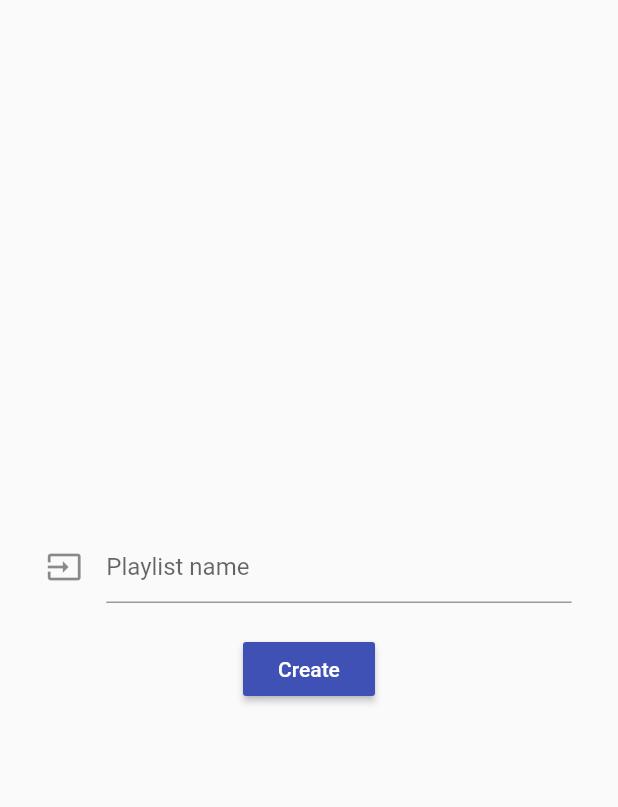
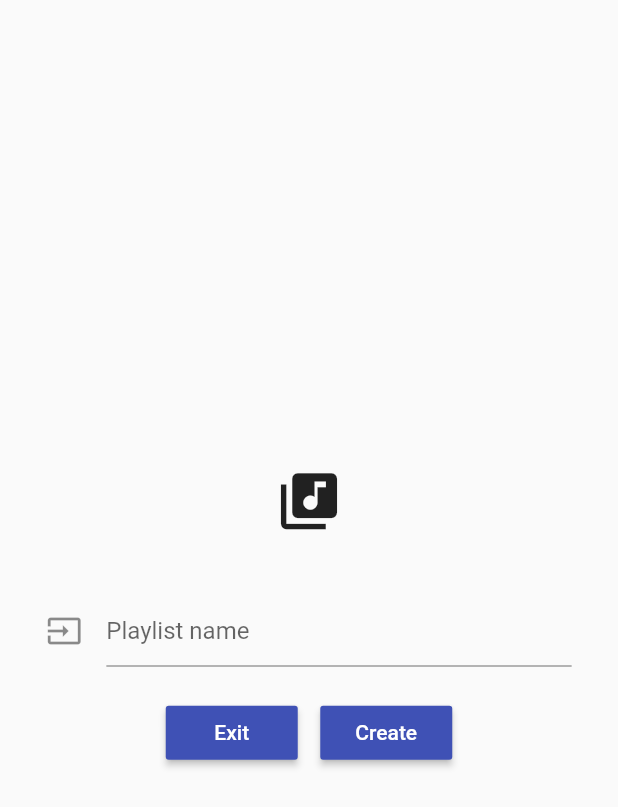
Before and after one commit to robeats-player/Robeats-App, a Flutter app: the PlaylistCreation screen opened directly, on a phone screen of 412 x 824 dp. Shown: the top 807 px of the screen. Run offline on Flutter 3.47's test engine with Material 2 defaults, Android fonts, the phone set to English and light mode, and no system bars; our stand-ins replace audioplayers, rxdart, sliding_up_panel; missing offline and left inert: dart_tags; statements that could not run were skipped.

Commit message:
Added an exit button the the playlist creation screen; furthermore, tidied up the playlist screen class.

```diff
--- a/lib/widgets/currently_playing/play_screen.dart
+++ b/lib/widgets/currently_playing/play_screen.dart
@@ -24,7 +24,7 @@ class PlayScreen extends StatelessWidget {
 
   AppBar _prepareAppBar() {
     Icon icon = Icon(Icons.keyboard_arrow_down, size: 30.0, color: Colors.grey[400]);
-    return AppBar(leading: icon, elevation: 0, backgroundColor: Colors.transparent,);
+    return AppBar(leading: icon, elevation: 0, backgroundColor: Colors.transparent);
   }
 }
 
--- a/lib/widgets/playlists/playlist_creation_screen.dart
+++ b/lib/widgets/playlists/playlist_creation_screen.dart
@@ -27,37 +27,53 @@ class PlaylistCreation extends StatelessWidget {
         String value = textEditingController.value.text;
         Playlist playlist = Playlist.create(value);
 
-        print("Created playlist ${playlist.identifier}");
         popRoute(context);
       }
     };
 
-    Form form = _createForm([Center(child: formField)], callback);
+    Form form = _createForm([Center(child: formField)], callback, context);
+    Icon icon = Icon(
+      Icons.library_music,
+      size: 45.0,
+    );
 
     return Scaffold(
       body: Column(
         crossAxisAlignment: CrossAxisAlignment.center,
         mainAxisAlignment: MainAxisAlignment.center,
-        children: [form],
+        children: [
+          Padding(child: icon, padding: EdgeInsets.only(bottom: 40.0)),
+          form,
+        ],
       ),
     );
   }
 
-  Form _createForm(List<Widget> fields, Function onPressed) {
+  Form _createForm(List<Widget> fields, Function onPressed, BuildContext context) {
     List<Widget> children = List<Widget>.from(fields);
     var key = GlobalKey<FormState>();
 
-    children.add(
-      Padding(
-        padding: EdgeInsets.only(top: 20.0),
-        child: RaisedButton(
-          color: RobeatsThemeData.PRIMARY,
-          textColor: Colors.white,
-          onPressed: () => onPressed(key),
-          child: Text("Create"),
-        ),
-      ),
+    RaisedButton exitButton = RaisedButton(
+      color: RobeatsThemeData.PRIMARY,
+      textColor: Colors.white,
+      onPressed: () => popRoute(context),
+      child: Text("Exit"),
     );
+
+    RaisedButton createButton = RaisedButton(
+      color: RobeatsThemeData.PRIMARY,
+      textColor: Colors.white,
+      onPressed: () => onPressed(key),
+      child: Text("Create"),
+    );
+
+    children.add(Row(
+      mainAxisAlignment: MainAxisAlignment.center,
+      children: <Widget>[
+        Padding(child: exitButton, padding: EdgeInsets.only(top: 20.0)),
+        Padding(child: createButton, padding: EdgeInsets.only(top: 20, left: 15.0))
+      ],
+    ));
 
     return Form(
       key: key,
--- a/lib/widgets/playlists/playlist_screen.dart
+++ b/lib/widgets/playlists/playlist_screen.dart
@@ -9,7 +9,7 @@ class PlaylistScreen extends StatelessWidget {
   Widget build(BuildContext context) {
     final MediaLibrary mediaLibrary = MediaLibrary();
 
-    var button = new FloatingActionButton(
+    var button = FloatingActionButton(
       child: Icon(Icons.playlist_add),
       onPressed: () => PlaylistCreation().pushRoute(context),
     );
@@ -18,11 +18,7 @@ class PlaylistScreen extends StatelessWidget {
       StreamBuilder(
         stream: mediaLibrary.mediaLoader.playlistSet.behaviorSubject,
         builder: (_, AsyncSnapshot<Set<Playlist>> snapshot) {
-          return GridView.count(
-            crossAxisCount: 2,
-            crossAxisSpacing: 10.0,
-            children: _prepareWidgets(snapshot),
-          );
+          return GridView.count(crossAxisCount: 2, crossAxisSpacing: 10.0, children: _prepareWidgets(snapshot));
         },
       ),
       floatingActionButton: button,
@@ -32,11 +28,12 @@ class PlaylistScreen extends StatelessWidget {
 
   List<Widget> _prepareWidgets(AsyncSnapshot<Set<Playlist>> snapshot) {
     Set<Playlist> playlists = snapshot.data;
-    List<Widget> widgets = [];
+    List<Widget> widgets;
 
-    if (playlists != null) {
+    if (playlists != null)
       widgets = playlists.map((playlist) => _PlaylistGridTile(playlist)).toList();
-    }
+    else
+      widgets = [];
 
     return widgets;
   }
```
